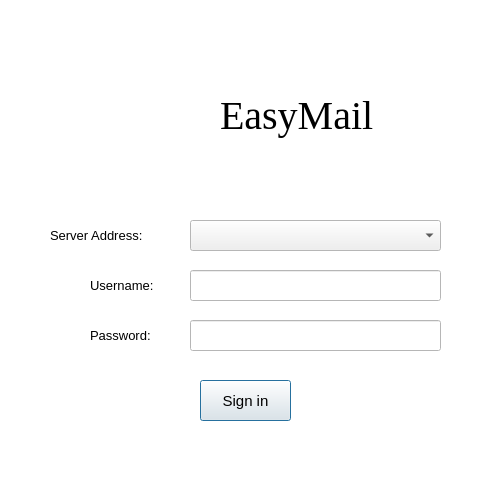
Before: the Qt Designer form SigninWindow.ui in Qingzheng-Wang/EasyMail, drawn with Qt 5.
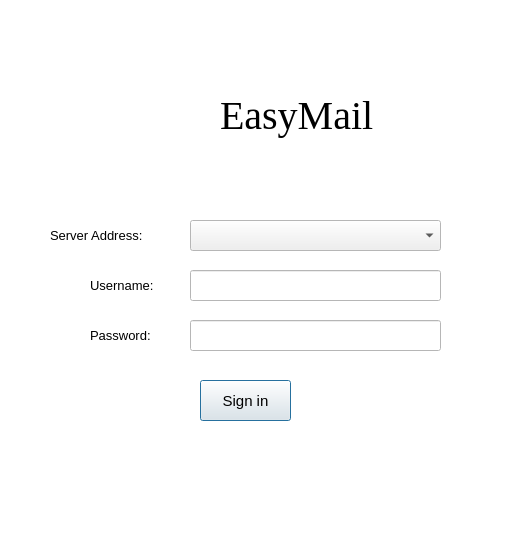
After: the same form once the commit is applied. Icons and pictures are not drawn.

Commit message: Add main window and sign_in button jump

```diff
--- a/SigninWindow.ui
+++ b/SigninWindow.ui
@@ -6,8 +6,8 @@
    <rect>
     <x>0</x>
     <y>0</y>
-    <width>503</width>
-    <height>486</height>
+    <width>521</width>
+    <height>533</height>
    </rect>
   </property>
   <property name="palette">
```
The commit also changes 4 other files.
